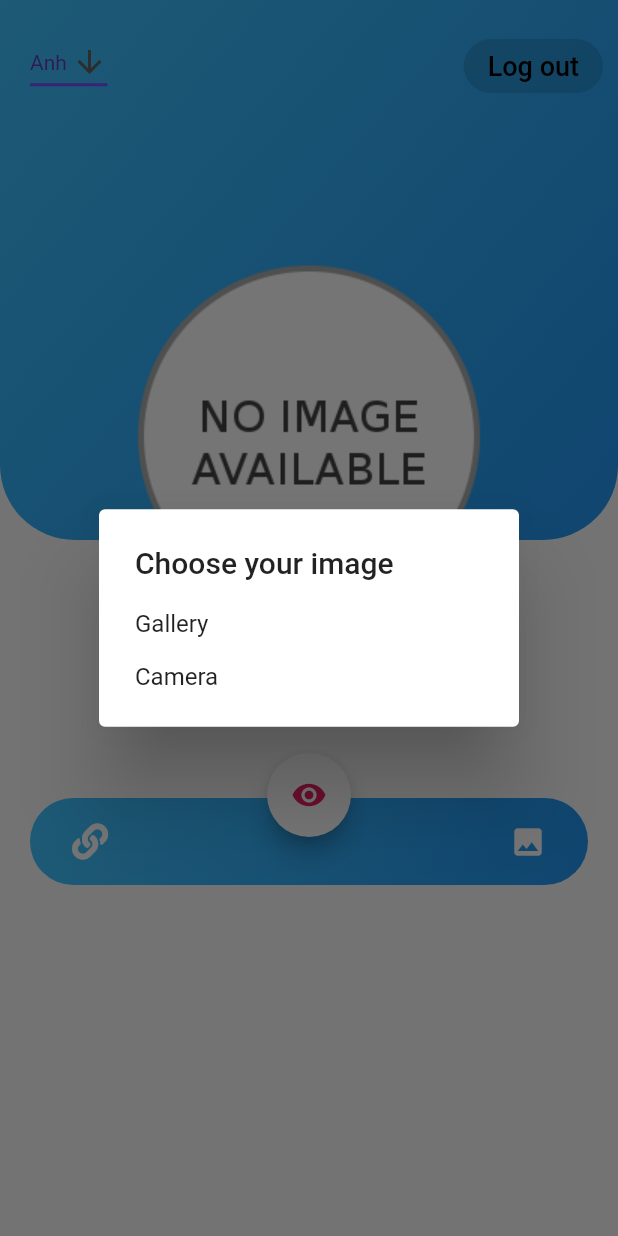
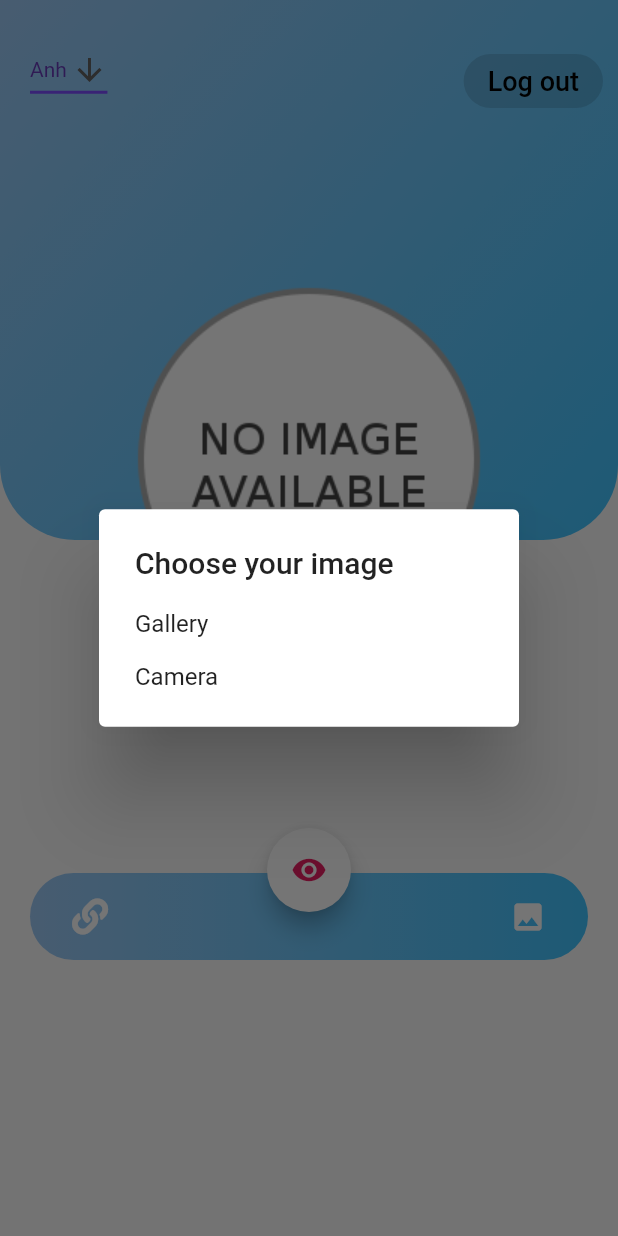
Before and after one commit to lamducanhndgv/final_tkpm, a Flutter app: the HomePage screen opened directly, after a tap on the "image" icon, on a phone screen of 412 x 824 dp. Run offline on Flutter 3.47's test engine with Material 2 defaults, Android fonts, the phone set to English and light mode, and no system bars; drawn by our look-alikes of cached_network_image; our stand-ins replace dio, flutter_custom_clippers, flutter_spinkit, font_awesome_flutter, hexcolor, image_picker and 3 more; missing offline and left inert: regexed_validator; accounts and stored records are empty.

Commit message:
[COF] - change color gradient, change height component

```diff
--- a/client/application/lib/module/home/home_page.dart
+++ b/client/application/lib/module/home/home_page.dart
@@ -25,6 +25,7 @@ import 'dart:io';
 import 'dart:typed_data';
 import 'package:cached_network_image/cached_network_image.dart';
 import 'package:font_awesome_flutter/font_awesome_flutter.dart';
+import 'package:hexcolor/hexcolor.dart';
 import 'package:photo_view/photo_view.dart';
 import 'package:provider/provider.dart';
 
@@ -62,8 +63,8 @@ class _HomePageState extends State<HomePage> {
   Uint8List _base64;
   StringBuffer _urlPicture;
 
-  final Color color1 = Colors.lightBlueAccent; //Color.fromRGBO(252, 119, 3, 1);
-  final Color color2 = Colors.blue; //Color.fromRGBO(252, 244, 3, 1);
+  final Color color1 = Hexcolor("#9CC9F5"); //Color.fromRGBO(252, 119, 3, 1);
+  final Color color2 = Colors.lightBlueAccent; //Color.fromRGBO(252, 244, 3, 1);
   TextEditingController _c;
 
   Uri apiUrl;
@@ -75,7 +76,7 @@ class _HomePageState extends State<HomePage> {
   @override
   void initState() {
     super.initState();
-    _urlPicture = new StringBuffer();
+    _urlPicture = null;//new StringBuffer();
     initForDropdown();
     checkLoginStatus();
   }
@@ -89,78 +90,12 @@ class _HomePageState extends State<HomePage> {
     }
   }
 
-  Future<void> _showChoiceDialog(BuildContext context, HomePageBloc bloc) {
-    return showDialog(
-        context: context,
-        builder: (BuildContext context) {
-          return AlertDialog(
-            title: Text('Choose your image'),
-            content: SingleChildScrollView(
-                child: ListBody(
-              children: <Widget>[
-                GestureDetector(
-                  child: Text("Gallery"),
-                  onTap: () {
-                    bloc.event.add(ChangeImgInGallery(context: context));
-                  },
-                ),
-                Padding(padding: EdgeInsets.all(8)),
-                GestureDetector(
-                  child: Text("Camera"),
-                  onTap: () {
-                    bloc.event.add(ChangeImgByCamera(context: context));
-                  },
-                )
-              ],
-            )),
-          );
-        });
-  }
-
-  Widget _decideImage({Uint8List base}) {
-    if (base != null)
-      return PhotoView(
-        imageProvider: new Image.memory(
-          base,
-          width: 400,
-          height: 400,
-        ).image,
-      );
-    if (_urlPicture != null) {
-      String url = _urlPicture.toString();
-      try {
-        print('url pic not null $url');
-        return CachedNetworkImage(
-          imageUrl: url,
-          fit: BoxFit.cover,
-          errorWidget: (context, url, error) {
-            _urlPicture = null;
-            return Image(
-              image: AssetImage('assets/no_img.png'),
-            );
-          },
-        );
-      } catch (e) {
-        return Image(
-          image: AssetImage('assets/no_img.png'),
-        );
-      }
-    }
-    if (_imageFile == null)
-      return Image.asset(
-        'assets/no_img.png',
-        width: 400,
-        height: 400,
-      );
-    print('file ');
-    return PhotoView(
-        imageProvider: Image.file(_imageFile, fit: BoxFit.cover).image);
-  }
-
   @override
   Widget build(BuildContext context) {
-    _c = new TextEditingController();
-    return Scaffold(body: _buildHomepageView(context));
+    _c = new TextEditingController(); // RGBA rgba( 1)
+    return Scaffold(
+      body: _buildHomepageView(context),
+    );
   }
 
   _buildHomepageView(BuildContext context) {
@@ -189,10 +124,10 @@ class _HomePageState extends State<HomePage> {
                   //change here don't //worked
                   crossAxisAlignment: CrossAxisAlignment.center,
                   children: [
-                    if(hasModels==true)_buildDropdownList(bloc),
-                    new Spacer(), // I just added one line
+                    if (hasModels == true) _buildDropdownList(bloc),
+                    new Spacer(),
                     Container(
-                      margin: const EdgeInsets.only(top: 20, right: 10),
+                      margin: const EdgeInsets.only(top: 30, right: 10),
                       child: FlatButton(
                         onPressed: () {
                           SPref.instance.set(SPrefCache.KEY_TOKEN, null);
@@ -211,7 +146,7 @@ class _HomePageState extends State<HomePage> {
                 ),
                 Container(
                   margin: const EdgeInsets.only(top: 60),
-                  height: 550,
+                  height: 600,
                   child: Column(
                     children: <Widget>[
                       SizedBox(height: 20.0),
@@ -228,7 +163,7 @@ class _HomePageState extends State<HomePage> {
                           ],
                         ),
                       ),
-                      SizedBox(height: 10.0),
+                      SizedBox(height: 30.0),
                       Container(
                         child: Stack(
                           children: <Widget>[
@@ -290,6 +225,74 @@ class _HomePageState extends State<HomePage> {
         ),
       ),
     );
+  }
+
+  Future<void> _showChoiceDialog(BuildContext context, HomePageBloc bloc) {
+    return showDialog(
+        context: context,
+        builder: (BuildContext context) {
+          return AlertDialog(
+            title: Text('Choose your image'),
+            content: SingleChildScrollView(
+                child: ListBody(
+              children: <Widget>[
+                GestureDetector(
+                  child: Text("Gallery"),
+                  onTap: () {
+                    bloc.event.add(ChangeImgInGallery(context: context));
+                  },
+                ),
+                Padding(padding: EdgeInsets.all(8)),
+                GestureDetector(
+                  child: Text("Camera"),
+                  onTap: () {
+                    bloc.event.add(ChangeImgByCamera(context: context));
+                  },
+                )
+              ],
+            )),
+          );
+        });
+  }
+
+  Widget _decideImage({Uint8List base}) {
+    if (base != null)
+      return PhotoView(
+        imageProvider: new Image.memory(
+          base,
+          width: 400,
+          height: 400,
+        ).image,
+      );
+    if (_urlPicture != null && _urlPicture.toString().length > 5) {
+      String url = _urlPicture.toString();
+      try {
+        print('url pic not null $url');
+        return CachedNetworkImage(
+          imageUrl: url,
+          fit: BoxFit.cover,
+          errorWidget: (context, url, error) {
+            _urlPicture = null;
+            return Image(
+              image: AssetImage('assets/no_img.png'),
+            );
+          },
+        );
+      } catch (e) {
+        return Image(
+          image: AssetImage('assets/no_img.png'),
+        );
+      }
+    }
+    if (_imageFile == null)
+      return Image.asset(
+        'assets/no_img.png',
+        width: 400,
+        height: 400,
+      );
+    print('file ');
+    return PhotoView(
+        imageProvider: Image.file(_imageFile, fit: BoxFit.cover).image);
   }
 
   _buildButtonDetectImage(BuildContext context, HomePageBloc bloc) {
@@ -395,7 +398,7 @@ class _HomePageState extends State<HomePage> {
         _base64 = null;
         _imageFile = null;
       });
-      _buildSnackBar(context, 'Change url image complete',Colors.green);
+      _buildSnackBar(context, 'Change url image complete', Colors.green);
     }
     if (event is ChangeImgFileComplete) {
       setState(() {
@@ -403,21 +406,21 @@ class _HomePageState extends State<HomePage> {
         _imageFile = event.imageFile;
         _base64 = null;
       });
-      _buildSnackBar(context, 'Change file image complete',Colors.green);
+      _buildSnackBar(context, 'Change file image complete', Colors.green);
     }
     if (event is ChangeImgFileNotPick) {
-      _buildSnackBar(context, 'Cancel choose image',Colors.grey);
+      _buildSnackBar(context, 'Cancel choose image', Colors.grey);
     }
     if (event is DetectImageComplete) {
-      _isDetecting =false;
-      _buildSnackBar(context, "Detect complete",Colors.green);
+      _isDetecting = false;
+      _buildSnackBar(context, "Detect complete", Colors.green);
       setState(() {
         _base64 = event.bytesImage;
       });
     }
     if (event is DetectImageError) {
-      _isDetecting =false;
-      _buildSnackBar(context, "Error due to ${event.message}",Colors.red);
+      _isDetecting = false;
+      _buildSnackBar(context, "Error due to ${event.message}", Colors.red);
     }
   }
 
@@ -436,8 +439,7 @@ class _HomePageState extends State<HomePage> {
     if (stringModelNames != null) {
       listModelNames = stringModelNames.split(",");
       dropdownValue = listModelNames[0];
-      hasModels=true;
+      hasModels = true;
     }
-
   }
 }
--- a/client/application/lib/shared/constant.dart
+++ b/client/application/lib/shared/constant.dart
@@ -3,3 +3,5 @@ class SPrefCache {
   static const KEY_USER = 'key_user';
   static const MODEL_NAMES='model_name';
 }
+const MIN_LENGTH_LOGIN = 0;
+const MIN_LENGTH_REGISTER = 5;
--- a/client/application/pubspec.yaml
+++ b/client/application/pubspec.yaml
@@ -41,6 +41,7 @@ dependencies:
   regexed_validator: ^1.0.4
   cupertino_icons: ^0.1.3
   flutter_cache_manager: ^1.4.1
+  hexcolor: ^1.0.4
 
 dev_dependencies:
   flutter_test:
```
Also changed, not shown: client/application/lib/module/signin/signin_bloc.dart (+5 -4 lines), client/application/lib/module/signup/signup_bloc.dart (+7 -6 lines), client/application/lib/shared/validateInput.dart (+4 -5 lines), client/application/pubspec.lock, 3 other files.
